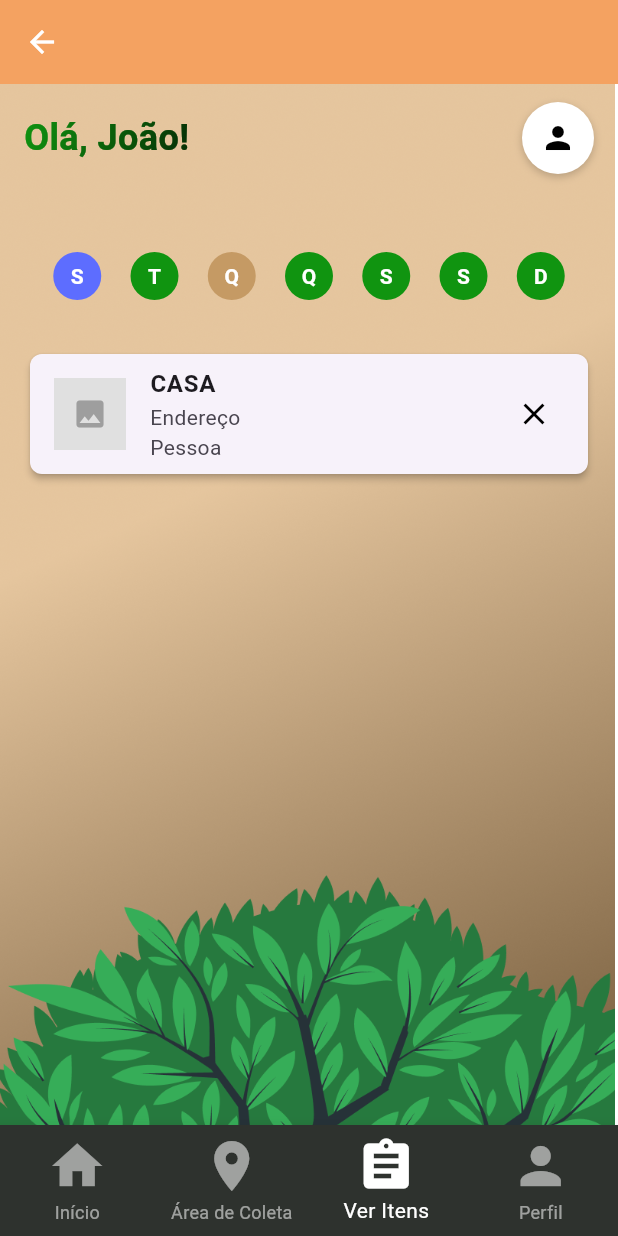
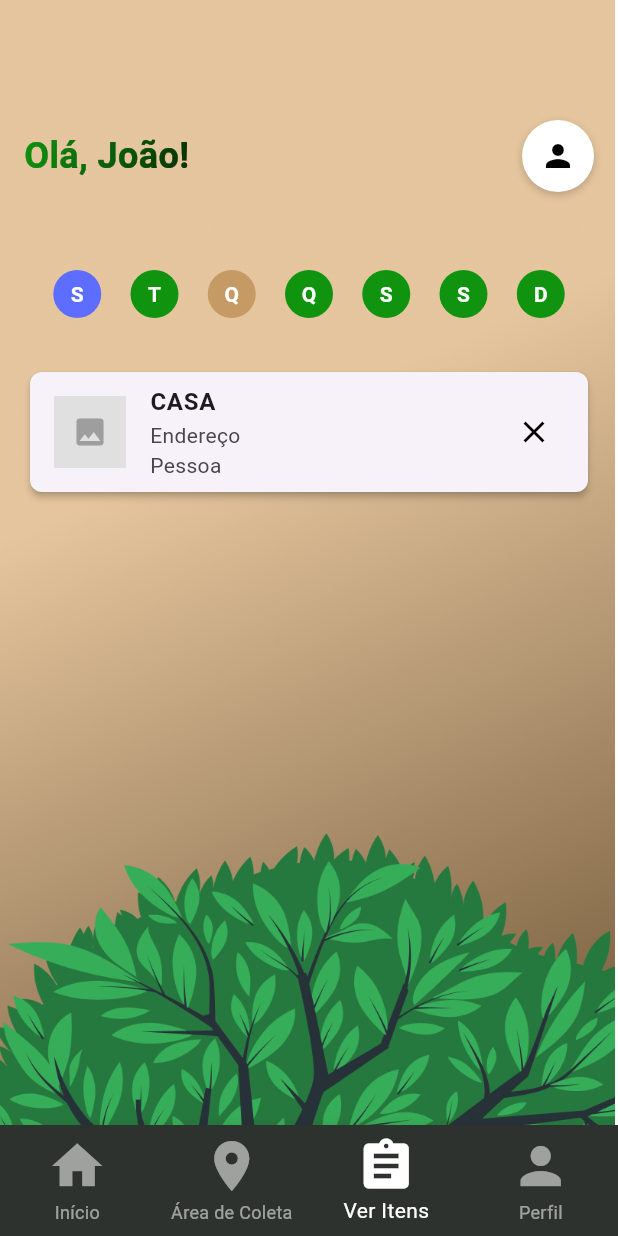
Before and after one commit to Epic-s-Projects/Recolhe.ai, a Flutter app: the AreaColetaPage screen opened directly, after a tap on "Ver Itens", on a phone screen of 412 x 824 dp. Run offline on Flutter 3.47's test engine with Material 3 defaults, Android fonts, the phone set to English and light mode, and no system bars; our stand-ins replace cached_network_image, cloud_firestore, firebase_auth, firebase_core, quickalert; accounts and stored records are empty.

Commit message:
prints das screens do coletor

```diff
--- a/administrador/lib/area_coleta_page.dart
+++ b/administrador/lib/area_coleta_page.dart
@@ -37,15 +37,11 @@ class _AreaColetaPageState extends State<AreaColetaPage> {
   Widget build(BuildContext context) {
     return Scaffold(
       appBar: AppBar(
-        backgroundColor: const Color(0xFFF4A261), // Cor do AppBar
-        elevation: 0,
-        leading: IconButton(
-          icon: const Icon(Icons.arrow_back, color: Colors.white),
-          onPressed: () {
-            Navigator.pop(context); // Retorna para a página anterior
-          },
-        ),
+        backgroundColor: Colors.transparent, // Fundo transparente
+        elevation: 0, // Sem sombra
+        automaticallyImplyLeading: false, // Remove qualquer botão de voltar automático
       ),
+      extendBodyBehindAppBar: true, // Faz o conteúdo ocupar o espaço atrás do AppBar
       body: Stack(
         children: [
           // Imagem de fundo
--- a/administrador/lib/home_coleta_page.dart
+++ b/administrador/lib/home_coleta_page.dart
@@ -10,7 +10,7 @@ class HomeColetaPage extends StatefulWidget {
 
 class _HomeColetaPageState extends State<HomeColetaPage> {
   int _selectedIndex = 2;
-  bool showProductInfo = false; // Adicionei a variável para controlar o estado do card.
+  bool showProductInfo = false; // Controle do estado do card.
 
   final List<Widget> _pages = [
     HomeAdmPage(), // Página inicial
@@ -35,16 +35,6 @@ class _HomeColetaPageState extends State<HomeColetaPage> {
   @override
   Widget build(BuildContext context) {
     return Scaffold(
-      appBar: AppBar(
-        backgroundColor: const Color(0xFFF4A261), // Cor do AppBar
-        elevation: 0,
-        leading: IconButton(
-          icon: const Icon(Icons.arrow_back, color: Colors.white),
-          onPressed: () {
-            Navigator.pop(context); // Retorna para a página anterior
-          },
-        ),
-      ),
       body: Stack(
         children: [
           // Imagem de fundo
@@ -59,7 +49,7 @@ class _HomeColetaPageState extends State<HomeColetaPage> {
             children: [
               // Header
               Padding(
-                padding: const EdgeInsets.symmetric(horizontal: 16, vertical: 12),
+                padding: const EdgeInsets.fromLTRB(16, 80, 16, 12), // Ajuste no padding superior
                 child: Row(
                   mainAxisAlignment: MainAxisAlignment.spaceBetween,
                   children: [
@@ -100,7 +90,6 @@ class _HomeColetaPageState extends State<HomeColetaPage> {
                   ],
                 ),
               ),
-
               const SizedBox(height: 32), // Espaçamento maior
 
               // Calendário
```
